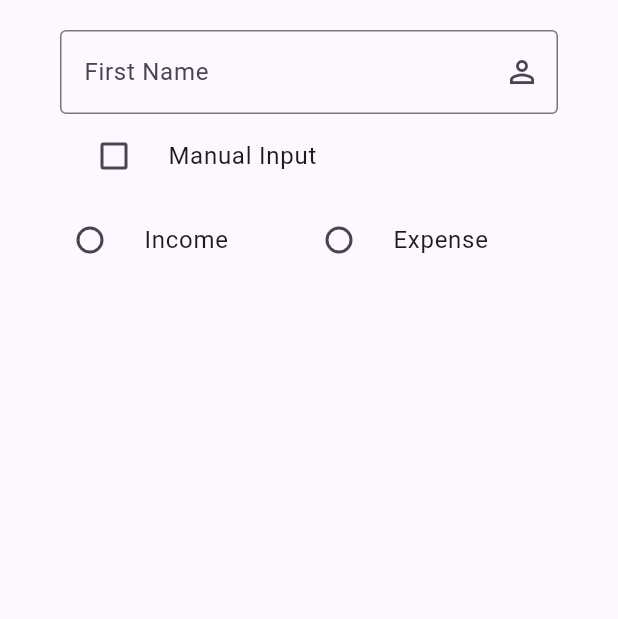
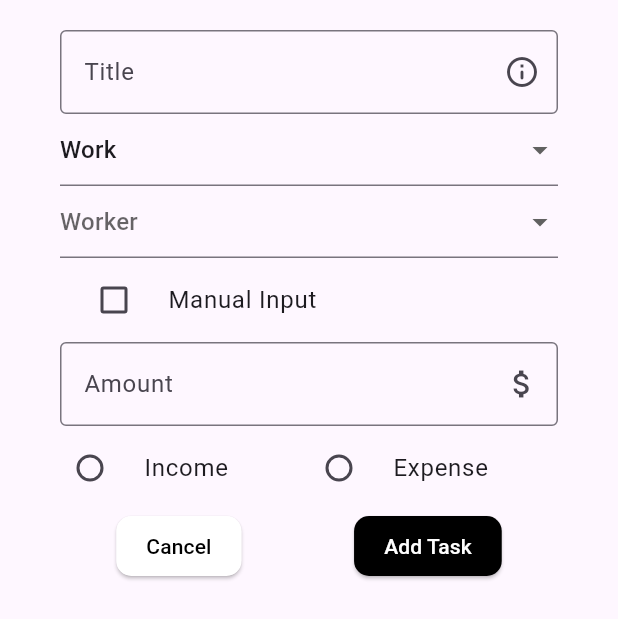
Before and after one commit to JashobeamKayiwa/TaskIT, a Flutter app: the screen it shows after launch, on a phone screen of 412 x 824 dp. Shown: the top 619 px of the screen. Run offline on Flutter 3.47's test engine with Material 3 defaults, Android fonts, the phone set to English and light mode, and no system bars; our stand-ins replace firebase_core; accounts and stored records are empty.

```diff
--- a/task_it/lib/screens/addtask.dart
+++ b/task_it/lib/screens/addtask.dart
@@ -15,6 +15,24 @@ class _AddTaskState extends State<AddTask> {
   bool? _checkBox = false;
   FinanceType? _financeTypeEnum;
 
+  final _categoryList = ['Work', 'Finance'];
+  String? _categorySelected;
+
+  final _workerList = [
+    'Worker 1',
+    'Worker 2',
+    'Worker 3',
+    'Worker 4',
+    'Worker 5'
+  ];
+  String? _workerSelected;
+
+  @override
+  void initState() {
+    super.initState();
+    _categorySelected = _categoryList[0]; // Set the initial selected value
+  }
+
   @override
   Widget build(BuildContext context) {
     return Scaffold(
@@ -25,7 +43,39 @@ class _AddTaskState extends State<AddTask> {
             crossAxisAlignment: CrossAxisAlignment.stretch,
             children: [
               _buildTextFormField(
-                  _fNameController, "First Name", Icons.person_outline_sharp),
+                  _fNameController, "Title", Icons.info_outline_rounded),
+              DropdownButtonFormField<String>(
+                hint: Text("Category"),
+                value: _categorySelected,
+                focusColor: Colors.transparent,
+                items: _categoryList
+                    .map((e) => DropdownMenuItem<String>(
+                          child: Text(e),
+                          value: e,
+                        ))
+                    .toList(),
+                onChanged: (val) {
+                  setState(() {
+                    _categorySelected = val;
+                  });
+                },
+              ),
+              DropdownButtonFormField<String>(
+                value: _workerSelected,
+                hint: Text("Worker"),
+                focusColor: Colors.transparent,
+                items: _workerList
+                    .map((e) => DropdownMenuItem<String>(
+                          child: Text(e),
+                          value: e,
+                        ))
+                    .toList(),
+                onChanged: (val) {
+                  setState(() {
+                    _workerSelected = val;
+                  });
+                },
+              ),
               CheckboxListTile(
                 activeColor: kBlack,
                 controlAffinity: ListTileControlAffinity.leading,
@@ -38,6 +88,8 @@ class _AddTaskState extends State<AddTask> {
                   });
                 },
               ),
+              _buildTextFormField(
+                  _fNameController, "Amount", Icons.attach_money_outlined),
               Row(
                 children: [
                   Expanded(
@@ -70,6 +122,35 @@ class _AddTaskState extends State<AddTask> {
                   ),
                 ],
               ),
+              Row(
+                mainAxisAlignment: MainAxisAlignment.spaceAround,
+                children: [
+                  ElevatedButton(
+                      onPressed: () {},
+                      child: Text('Cancel', style: TextStyle(color: kBlack)),
+                      style: ElevatedButton.styleFrom(
+                        backgroundColor: kWhite,
+                        padding: EdgeInsets.only(
+                          right: 20.0,
+                          left: 20.0,
+                        ),
+                        shape: RoundedRectangleBorder(
+                            borderRadius: BorderRadius.circular(10.0)),
+                      )),
+                  ElevatedButton(
+                      onPressed: () {},
+                      child: Text('Add Task', style: TextStyle(color: kWhite)),
+                      style: ElevatedButton.styleFrom(
+                        backgroundColor: kBlack,
+                        padding: EdgeInsets.only(
+                          right: 20.0,
+                          left: 20.0,
+                        ),
+                        shape: RoundedRectangleBorder(
+                            borderRadius: BorderRadius.circular(10.0)),
+                      )),
+                ],
+              )
             ],
           ),
         ),
```
